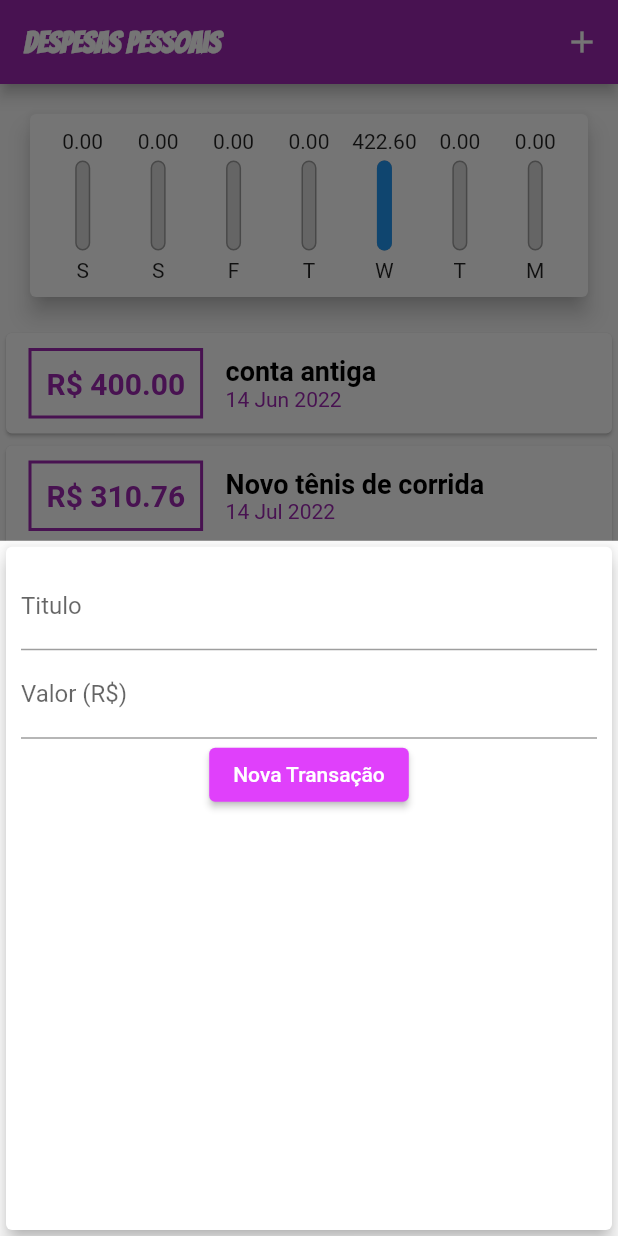
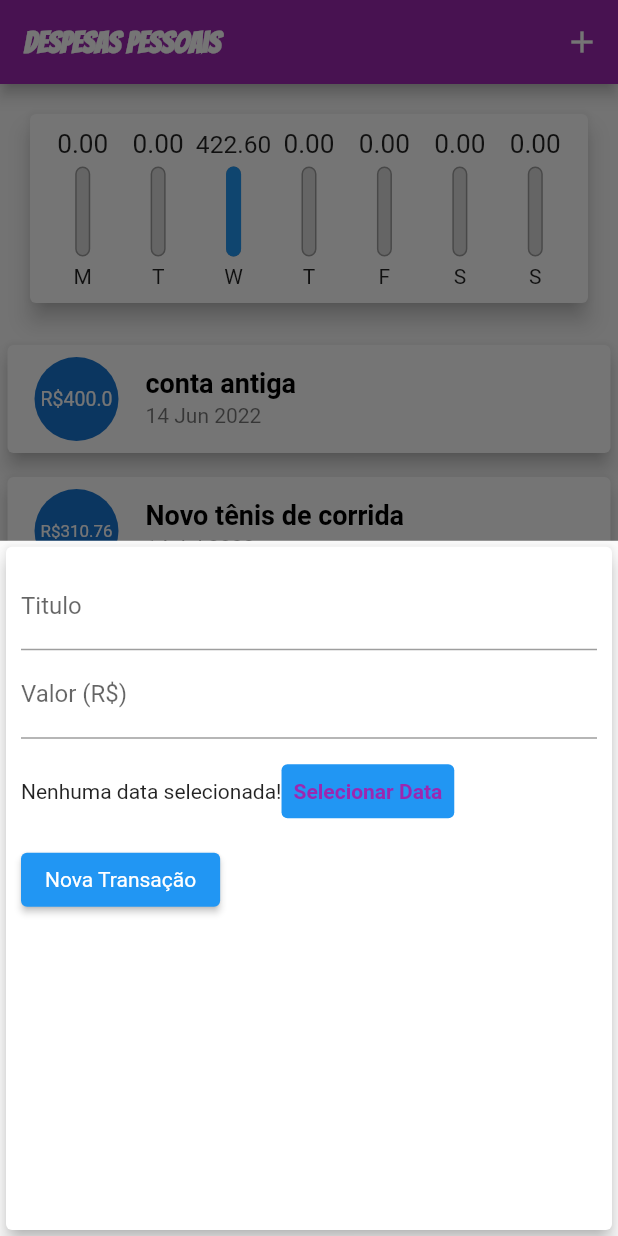
Before and after one commit to LuizRoberto18/ExpensesApp, a Flutter app: the screen it shows after launch, after a tap on the "add" icon, on a phone screen of 412 x 824 dp. Run offline on Flutter 3.47's test engine with Material 2 defaults, Android fonts, the phone set to English and light mode, and no system bars; Roboto replaces fonts that are missing (EduQLDBeginner).

Commit message:
melhorando visibilidade do Chart e refatorando lista de despesas para utilizar o ListTile

```diff
--- a/lib/components/chart.dart
+++ b/lib/components/chart.dart
@@ -33,7 +33,7 @@ class Chart extends StatelessWidget {
         'day': DateFormat.E().format(weekDay)[0],
         'value': totalSum,
       };
-    });
+    }).reversed.toList();
   }
 
 //pegar os valores gastos durante a semana
--- a/lib/components/chart_bar.dart
+++ b/lib/components/chart_bar.dart
@@ -15,8 +15,11 @@ class ChartBar extends StatelessWidget {
   Widget build(BuildContext context) {
     return Column(
       children: [
-        FittedBox(
-          child: Text("${value.toStringAsFixed(2)}"),
+        Container(
+          height: 20,
+          child: FittedBox(
+            child: Text("${value.toStringAsFixed(2)}"),
+          ),
         ),
         SizedBox(height: 5),
         Container(
--- a/lib/components/transaction_form.dart
+++ b/lib/components/transaction_form.dart
@@ -48,10 +48,37 @@ class _TransactionFormState extends State<TransactionForm> {
               labelText: "Valor (R\$)",
             ),
           ),
-          ElevatedButton(
-            onPressed: _submitForm,
-            style: ElevatedButton.styleFrom(primary: Colors.purpleAccent),
-            child: Text("Nova Transação"),
+          Container(
+            height: 70,
+            child: Row(
+              children: [
+                Text("Nenhuma data selecionada!"),
+                TextButton(
+                  style: ElevatedButton.styleFrom(
+                      primary: Theme.of(context).copyWith().primaryColor),
+                  onPressed: () {},
+                  child: Text(
+                    "Selecionar Data",
+                    style: TextStyle(
+                      fontWeight: FontWeight.bold,
+                    ),
+                  ),
+                ),
+              ],
+            ),
+          ),
+          Row(
+            children: [
+              ElevatedButton(
+                onPressed: _submitForm,
+                style: ElevatedButton.styleFrom(
+                  primary: Theme.of(context).copyWith().primaryColor,
+                  textStyle: TextStyle(
+                      color: Theme.of(context).textTheme.button!.color),
+                ),
+                child: Text("Nova Transação"),
+              ),
+            ],
           ),
         ]),
       ),
--- a/lib/components/transaction_list.dart
+++ b/lib/components/transaction_list.dart
@@ -34,43 +34,25 @@ class TransactionList extends StatelessWidget {
               itemBuilder: (ctx, index) {
                 final tr = transactions[index];
                 return Card(
-                  child: Row(
-                    children: [
-                      Container(
-                        margin: const EdgeInsets.symmetric(
-                            horizontal: 15, vertical: 10),
-                        decoration: BoxDecoration(
-                          border: Border.all(
-                            color: Colors.purple,
-                            width: 2,
-                          ),
-                        ),
-                        padding: const EdgeInsets.all(10),
-                        child: Text(
-                          'R\$ ${tr.value.toStringAsFixed(2)}',
-                          style: TextStyle(
-                            fontWeight: FontWeight.bold,
-                            fontSize: 20,
-                            color: Theme.of(context).colorScheme.primary,
+                  elevation: 5,
+                  margin: EdgeInsets.symmetric(vertical: 8, horizontal: 5),
+                  child: ListTile(
+                    leading: CircleAvatar(
+                      radius: 30,
+                      child: Padding(
+                        padding: EdgeInsets.all(6),
+                        child: FittedBox(
+                          child: Text("R\$${tr.value}"),
                         ),
                       ),
                     ),
-                      Column(
-                        crossAxisAlignment: CrossAxisAlignment.start,
-                        children: [
-                          Text(
+                    title: Text(
                       tr.title,
                       style: Theme.of(context).textTheme.headline6,
                     ),
-                          Text(
+                    subtitle: Text(
                       DateFormat('d MMM y').format(tr.date),
-                            style: TextStyle(
-                              color: Theme.of(context).colorScheme.primary,
                     ),
-                          ),
-                        ],
-                      ),
-                    ],
                   ),
                 );
               },
--- a/lib/main.dart
+++ b/lib/main.dart
@@ -27,6 +27,10 @@ class ExpensesApp extends StatelessWidget {
             fontSize: 18,
             fontWeight: FontWeight.bold,
             color: Colors.black,
+          ),
+          button: TextStyle(
+            color: Colors.white,
+            fontWeight: FontWeight.bold,
           ),
         ),
         appBarTheme: AppBarTheme(
```
Lines whose indentation alone changed are shown as unchanged.
